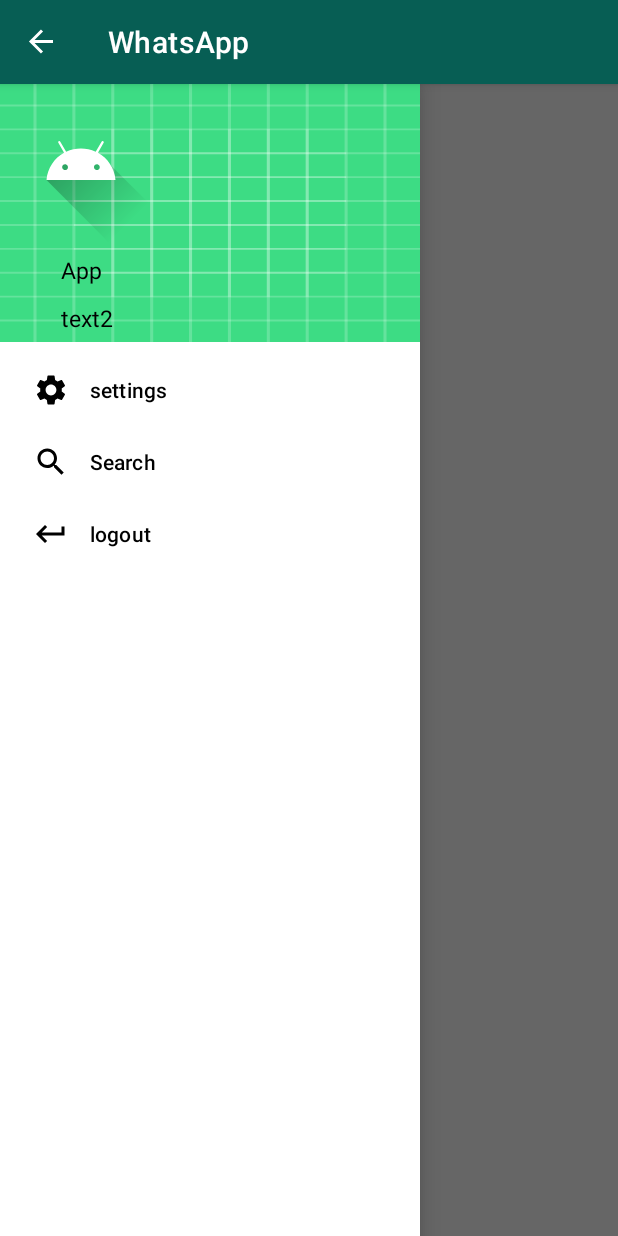
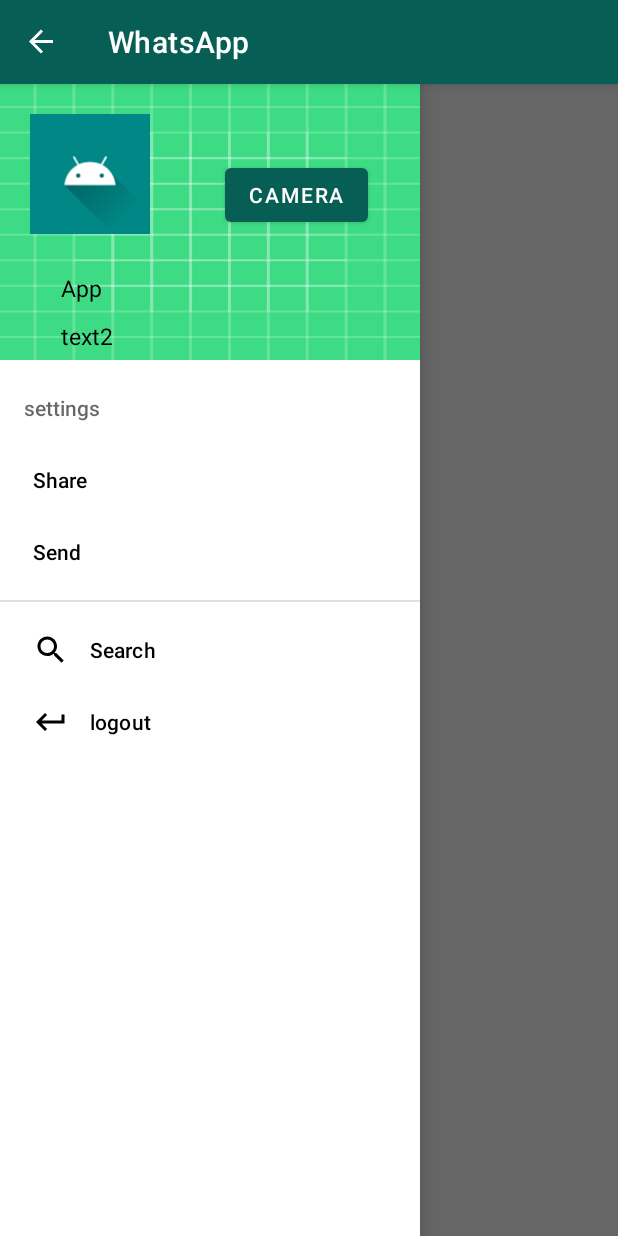
Before and after one commit to Vijaya9418/Android, an Android app: the screen it shows after launch (Navigation_drawer), with the side drawer open, on a phone screen of 412 x 824 dp. Run offline under Robolectric (Android 15) with nearby library versions, the phone set to English and light mode, and no system bars; our stand-ins replace CircleImageView.

Commit message:
android class practicals done

```diff
--- a/app/src/main/AndroidManifest.xml
+++ b/app/src/main/AndroidManifest.xml
@@ -5,6 +5,7 @@
 
     <uses-permission android:name="android.permission.READ_EXTERNAL_STORAGE" />
     <uses-permission android:name="android.permission.WRITE_EXTERNAL_STORAGE" />
+
     <uses-permission android:name="android.permission.CAMERA" />
     <uses-permission android:name="android.permission.READ_EXTERNAL_STORAGE" />
 
--- a/app/src/main/res/layout/activity_nav_head.xml
+++ b/app/src/main/res/layout/activity_nav_head.xml
@@ -1,22 +1,25 @@
 <?xml version="1.0" encoding="utf-8"?>
-<LinearLayout xmlns:android="http://schemas.android.com/apk/res/android"
+<RelativeLayout xmlns:android="http://schemas.android.com/apk/res/android"
     xmlns:app="http://schemas.android.com/apk/res-auto"
     xmlns:tools="http://schemas.android.com/tools"
     android:layout_width="match_parent"
     android:layout_height="match_parent"
-    tools:context=".nav_head">
+    tools:context=".nav_head"
+  >
     <RelativeLayout
         android:layout_width="match_parent"
         android:layout_height="wrap_content"
         android:background="@drawable/ic_launcher_background">
-        <ImageView
+        <de.hdodenhof.circleimageview.CircleImageView
             android:id="@+id/im1"
-            android:layout_width="wrap_content"
-            android:layout_height="wrap_content"
+            android:layout_margin="20dp"
+            android:background="@color/teal_700"
+            android:layout_width="80dp"
+            android:layout_height="80dp"
             android:src="@drawable/ic_launcher_foreground">
 
 
-        </ImageView>
+        </de.hdodenhof.circleimageview.CircleImageView>
         <TextView
             android:id="@+id/t"
             android:layout_below="@id/im1"
@@ -45,4 +48,14 @@
 
     </RelativeLayout>
 
-</LinearLayout>
+    <Button
+        android:layout_width="wrap_content"
+        android:layout_height="wrap_content"
+        android:text="Camera"
+        android:id="@+id/b11"
+        android:layout_marginStart="150dp"
+        android:layout_marginTop="50dp">
+
+    </Button>
+
+</RelativeLayout>
--- a/app/src/main/res/menu/main_menu.xml
+++ b/app/src/main/res/menu/main_menu.xml
@@ -3,17 +3,28 @@
     xmlns:app="http://schemas.android.com/apk/res-auto">
 
     <item
-        android:title="settings"
-        android:id="@+id/settings"
-        android:icon="@drawable/ic_baseline_settings_24"
-        ></item>
+        android:id="@+id/nav_com"
+        android:title="settings">
+        <menu>
+            <item
+                android:id="@+id/nav_share"
+
+                android:title="Share" />
+            <item
+                android:id="@+id/nav_send"
+
+                android:title="Send" />
+        </menu>
+    </item>
 
     <item
         android:title="Search"
         android:id="@+id/broadcast"
         app:showAsAction="ifRoom"
         android:icon="@drawable/ic_baseline_search_24"
-        ></item>
+        >
+
+    </item>
 
 
     <item
```
Also changed, not shown: app/src/main/java/com/example/class_practicals/Navigation_drawer.java (+22 -0 lines), app/src/main/java/com/example/class_practicals/nav_head.java (+74 -0 lines).
